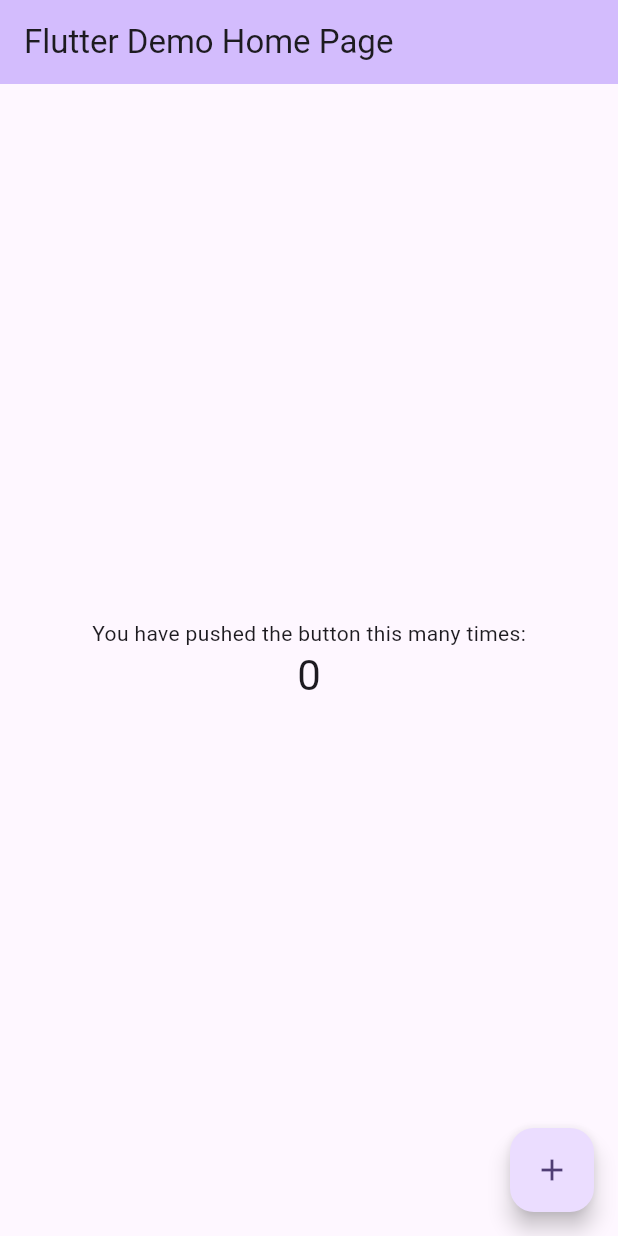
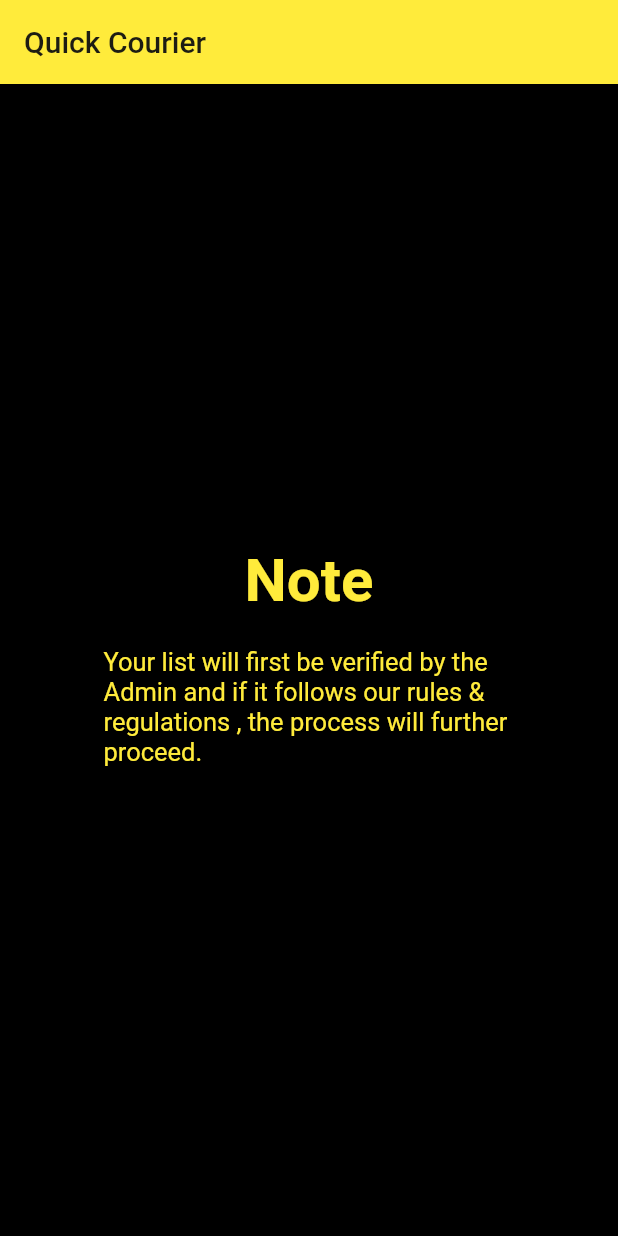
Before and after one commit to Abu-Usama-Khan/FYP2-Quick_Courier, a Flutter app: the screen it shows after launch, on a phone screen of 412 x 824 dp. Run offline on Flutter 3.47's test engine with Material 2 defaults, Android fonts, the phone set to English and light mode, and no system bars; key blocks and very long unbroken strings in the code were emptied for the run.

```diff
--- /dev/null
+++ b/lib/ListVerificationNote.dart
@@ -0,0 +1,38 @@
+import "package:flutter/material.dart";
+
+class MyWidget extends StatelessWidget {
+  const MyWidget({super.key});
+
+  @override
+  Widget build(BuildContext context) {
+    return Scaffold(
+      appBar: AppBar(
+        title: const Text('Quick Courier'),
+      ),
+      body: Center(
+        child: Container(
+          width: 300,
+          child: Column(
+            mainAxisAlignment: MainAxisAlignment.center,
+            children: [
+              Padding(
+                padding: EdgeInsets.all(8.0),
+                child: Text(
+                  "Note",
+                  style: TextStyle(fontSize: 40, fontWeight: FontWeight.bold),
+                ),
+              ),
+              Padding(
+                padding: const EdgeInsets.all(13.0),
+                child: Text(
+                  "Your list will first be verified by the Admin and if it follows our rules & regulations , the process will further proceed.",
+                  style: TextStyle(fontSize: 17),
+                ),
+              )
+            ],
+          ),
+        ),
+      ),
+    );
+  }
+}
--- /dev/null
+++ b/lib/globalVar.dart
@@ -0,0 +1 @@
+//import 'package:flutter/material.dart';
--- a/lib/main.dart
+++ b/lib/main.dart
@@ -1,4 +1,9 @@
 import 'package:flutter/material.dart';
+//import 'login.dart';
+//import 'signup.dart';
+//import 'explorescreen.dart';
+//import 'frontpage.dart';
+import 'ListVerificationNote.dart';
 
 void main() {
   runApp(const MyApp());
@@ -7,119 +12,26 @@ void main() {
 class MyApp extends StatelessWidget {
   const MyApp({super.key});
 
-  // This widget is the root of your application.
   @override
   Widget build(BuildContext context) {
     return MaterialApp(
       title: 'Flutter Demo',
+      debugShowCheckedModeBanner: false,
       theme: ThemeData(
-        // This is the theme of your application.
-        //
-        // TRY THIS: Try running your application with "flutter run". You'll see
-        // the application has a blue toolbar. Then, without quitting the app,
-        // try changing the seedColor in the colorScheme below to Colors.green
-        // and then invoke "hot reload" (save your changes or press the "hot
-        // reload" button in a Flutter-supported IDE, or press "r" if you used
-        // the command line to start the app).
-        //
-        // Notice that the counter didn't reset back to zero; the application
-        // state is not lost during the reload. To reset the state, use hot
-        // restart instead.
-        //
-        // This works for code too, not just values: Most code changes can be
-        // tested with just a hot reload.
-        colorScheme: ColorScheme.fromSeed(seedColor: Colors.deepPurple),
+        colorScheme: ColorScheme.fromSeed(seedColor: Colors.yellow,),
+        scaffoldBackgroundColor: Colors.black,
+        textTheme: Theme.of(context).textTheme.apply(
+          bodyColor: Colors.yellow,
+          displayColor: Colors.yellow
+        ),
+        appBarTheme: AppBarTheme(
+          backgroundColor: Colors.yellow
+        ),
+        hintColor: Colors.yellow,
         useMaterial3: true,
       ),
-      home: const MyHomePage(title: 'Flutter Demo Home Page'),
+      //home: const MyHomePage(title: 'Flutter Demo Home Page')
+      home: const MyWidget()
     );
   }
 }
-
-class MyHomePage extends StatefulWidget {
-  const MyHomePage({super.key, required this.title});
-
-  // This widget is the home page of your application. It is stateful, meaning
-  // that it has a State object (defined below) that contains fields that affect
-  // how it looks.
-
-  // This class is the configuration for the state. It holds the values (in this
-  // case the title) provided by the parent (in this case the App widget) and
-  // used by the build method of the State. Fields in a Widget subclass are
-  // always marked "final".
-
-  final String title;
-
-  @override
-  State<MyHomePage> createState() => _MyHomePageState();
-}
-
-class _MyHomePageState extends State<MyHomePage> {
-  int _counter = 0;
-
-  void _incrementCounter() {
-    setState(() {
-      // This call to setState tells the Flutter framework that something has
-      // changed in this State, which causes it to rerun the build method below
-      // so that the display can reflect the updated values. If we changed
-      // _counter without calling setState(), then the build method would not be
-      // called again, and so nothing would appear to happen.
-      _counter++;
-    });
-  }
-
-  @override
-  Widget build(BuildContext context) {
-    // This method is rerun every time setState is called, for instance as done
-    // by the _incrementCounter method above.
-    //
-    // The Flutter framework has been optimized to make rerunning build methods
-    // fast, so that you can just rebuild anything that needs updating rather
-    // than having to individually change instances of widgets.
-    return Scaffold(
-      appBar: AppBar(
-        // TRY THIS: Try changing the color here to a specific color (to
-        // Colors.amber, perhaps?) and trigger a hot reload to see the AppBar
-        // change color while the other colors stay the same.
-        backgroundColor: Theme.of(context).colorScheme.inversePrimary,
-        // Here we take the value from the MyHomePage object that was created by
-        // the App.build method, and use it to set our appbar title.
-        title: Text(widget.title),
-      ),
-      body: Center(
-        // Center is a layout widget. It takes a single child and positions it
-        // in the middle of the parent.
-        child: Column(
-          // Column is also a layout widget. It takes a list of children and
-          // arranges them vertically. By default, it sizes itself to fit its
-          // children horizontally, and tries to be as tall as its parent.
-          //
-          // Column has various properties to control how it sizes itself and
-          // how it positions its children. Here we use mainAxisAlignment to
-          // center the children vertically; the main axis here is the vertical
-          // axis because Columns are vertical (the cross axis would be
-          // horizontal).
-          //
-          // TRY THIS: Invoke "debug painting" (choose the "Toggle Debug Paint"
-          // action in the IDE, or press "p" in the console), to see the
-          // wireframe for each widget.
-          mainAxisAlignment: MainAxisAlignment.center,
-          children: <Widget>[
-            const Text(
-              'You have pushed the button this many times:',
-            ),
-            Text(
-              '$_counter',
-              style: Theme.of(context).textTheme.headlineMedium,
-            ),
-          ],
-        ),
-      ),
-      floatingActionButton: FloatingActionButton(
-        onPressed: _incrementCounter,
-        tooltip: 'Increment',
-        child: const Icon(Icons.add),
-      ), // This trailing comma makes auto-formatting nicer for build methods.
-    );
-  }
-}
--- a/pubspec.yaml
+++ b/pubspec.yaml
@@ -59,9 +59,9 @@ flutter:
   uses-material-design: true
 
   # To add assets to your application, add an assets section, like this:
-  # assets:
-  #   - images/a_dot_burr.jpeg
-  #   - images/a_dot_ham.jpeg
+  assets:
+    - assets/images/
+
 
   # An image asset can refer to one or more resolution-specific "variants", see
   # https://flutter.dev/assets-and-images/#resolution-aware
```
Also changed, not shown: lib/explorescreen.dart (added, +119 -0 lines), lib/frontpage.dart (added, +37 -0 lines), lib/login.dart (added, +58 -0 lines), lib/signup.dart (added, +70 -0 lines), assets/images/Quick logo.jpeg (added).
